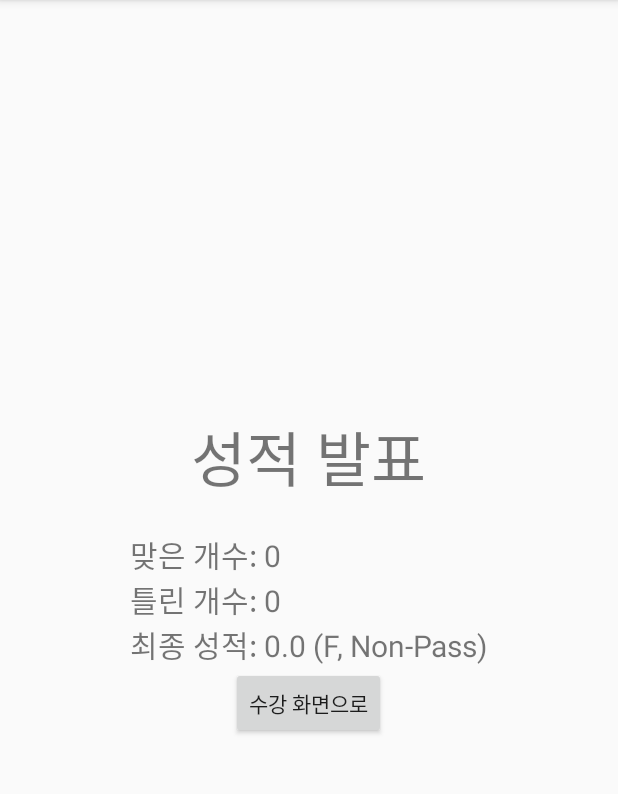
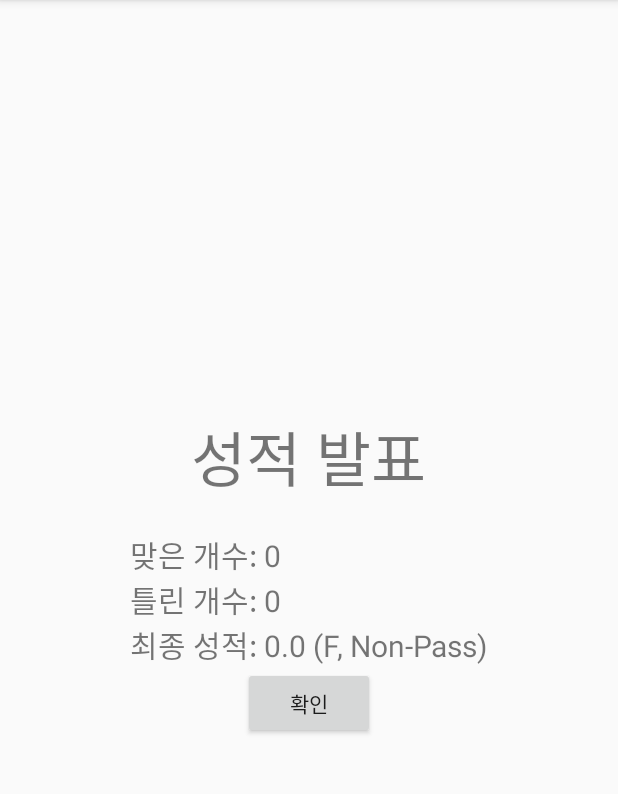
Before and after one commit to elsiff/NoegulUniv, an Android app: the CourseResultActivity screen opened directly, with no data from a screen before it, on a phone screen of 412 x 824 dp, the part 84-878 px from its top. Run offline under Robolectric (Android 15) with nearby library versions, the phone set to English and light mode, and no system bars; 3 statements that could not run were skipped.

Commit message:
강의 결과 화면 레이아웃 조정

```diff
--- a/app/src/main/res/layout/activity_course_result.xml
+++ b/app/src/main/res/layout/activity_course_result.xml
@@ -25,6 +25,6 @@
         android:layout_width="wrap_content"
         android:layout_height="wrap_content"
         android:onClick="onClickConfirmButton"
-        android:text="수강 화면으로" />
+        android:text="확인" />
 
 </LinearLayout>
```
